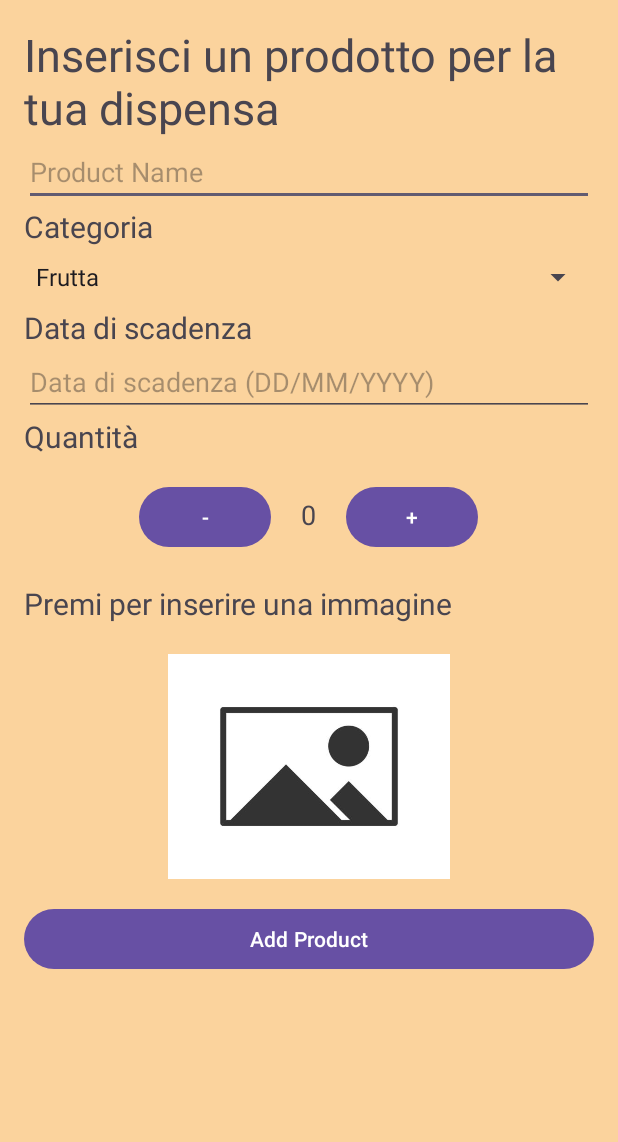
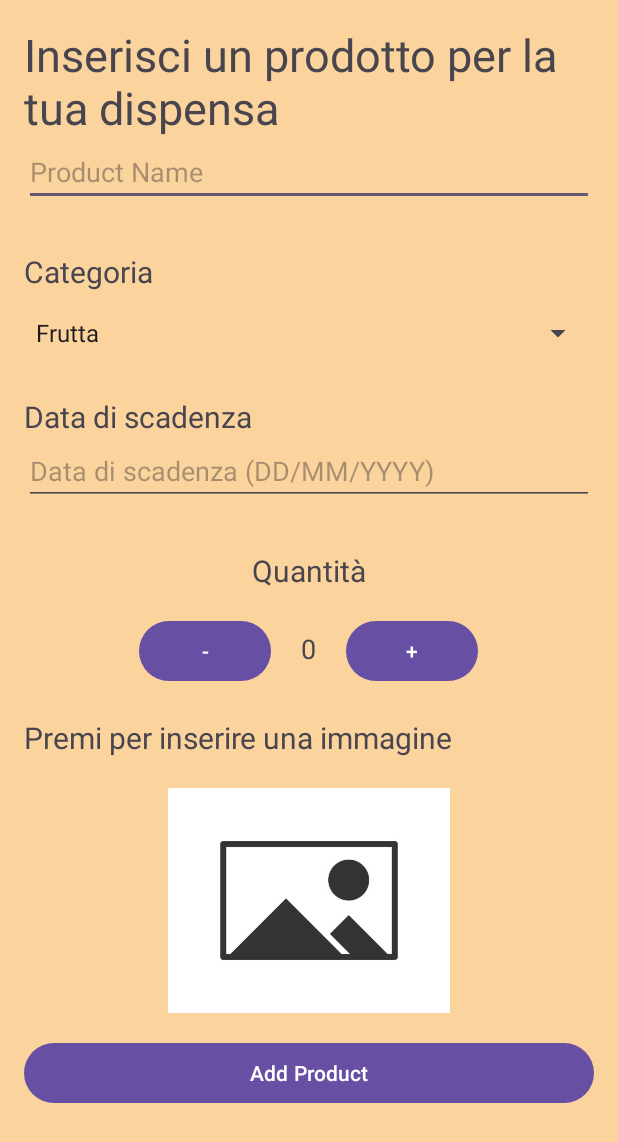
Before and after one commit to YuliaD2609/FarFromHome, an Android app: the PantryAddProduct screen opened directly, with no data from a screen before it, on a phone screen of 412 x 824 dp. Shown: the top 1142 px of the screen. Run offline under Robolectric (Android 15) with nearby library versions, the phone set to English and light mode, and no system bars.

Commit message:
pantry add item not implemented

```diff
--- a/app/src/main/res/layout/pantry_item_adder.xml
+++ b/app/src/main/res/layout/pantry_item_adder.xml
@@ -24,20 +24,21 @@
         android:layout_width="wrap_content"
         android:layout_height="wrap_content"
         android:text="Categoria"
+        android:layout_marginTop="30dp"
         android:textSize="20dp" />
 
     <Spinner
         android:id="@+id/spinnerCategory"
         android:layout_width="match_parent"
         android:layout_height="wrap_content"
-        android:layout_marginTop="8dp" />
+        android:layout_marginTop="15dp" />
 
     <TextView
         android:layout_width="wrap_content"
         android:layout_height="wrap_content"
-        android:layout_marginTop="8dp"
+        android:layout_marginTop="30dp"
         android:text="Data di scadenza"
-        android:textSize="20sp" />
+        android:textSize="20dp" />
 
     <EditText
         android:id="@+id/editTextExpiryDate"
@@ -50,6 +51,8 @@
         android:layout_width="wrap_content"
         android:layout_height="wrap_content"
         android:textSize="20dp"
+        android:layout_marginTop="30dp"
+        android:layout_gravity="center"
         android:text="Quantità">
 
     </TextView>
```
